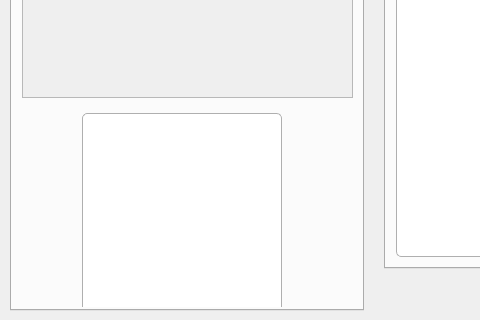
Above: visualizationSrc/qtUI/CardControler/cardDetailsModel.ui from NWYLZW/A-Language-IDE before the change; both pictures show x 0 to 480 and y 320 to 640 of the 1120 by 640 pixel window. Below: the same form after it.
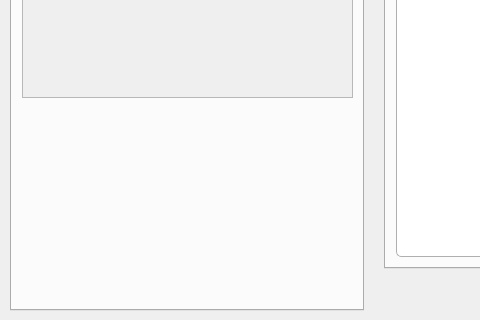
That is the form after the change. Icons and pictures are not drawn. Custom widgets are drawn as their Qt base class.

Diff of the .ui file:
```diff
--- a/visualizationSrc/qtUI/CardControler/cardDetailsModel.ui
+++ b/visualizationSrc/qtUI/CardControler/cardDetailsModel.ui
@@ -664,42 +664,7 @@
            </item>
            <item>
             <widget class="QWidget" name="setCardArdImg" native="true">
-             <widget class="QTextBrowser" name="dragInstallCardArt">
-              <property name="geometry">
-               <rect>
-                <x>60</x>
-                <y>0</y>
-                <width>200</width>
-                <height>200</height>
-               </rect>
-              </property>
-              <property name="minimumSize">
-               <size>
-                <width>200</width>
-                <height>200</height>
-               </size>
-              </property>
-              <property name="maximumSize">
-               <size>
-                <width>200</width>
-                <height>200</height>
-               </size>
-              </property>
-              <property name="cursor" stdset="0">
-               <cursorShape>OpenHandCursor</cursorShape>
-              </property>
-              <property name="toolTip">
-               <string>&lt;html&gt;&lt;head/&gt;&lt;body&gt;&lt;p&gt;拖动安放卡面&lt;/p&gt;&lt;/body&gt;&lt;/html&gt;</string>
-              </property>
-              <property name="html">
-               <string>&lt;!DOCTYPE HTML PUBLIC &quot;-//W3C//DTD HTML 4.0//EN&quot; &quot;http://www.w3.org/TR/REC-html40/strict.dtd&quot;&gt;
-&lt;html&gt;&lt;head&gt;&lt;meta name=&quot;qrichtext&quot; content=&quot;1&quot; /&gt;&lt;style type=&quot;text/css&quot;&gt;
-p, li { white-space: pre-wrap; }
-&lt;/style&gt;&lt;/head&gt;&lt;body style=&quot; font-family:'SimSun'; font-size:9pt; font-weight:400; font-style:normal;&quot;&gt;
-&lt;p align=&quot;center&quot; style=&quot;-qt-paragraph-type:empty; margin-top:0px; margin-bottom:0px; margin-left:0px; margin-right:0px; -qt-block-indent:0; text-indent:0px;&quot;&gt;&lt;br /&gt;&lt;/p&gt;&lt;/body&gt;&lt;/html&gt;</string>
-              </property>
-             </widget>
-             <widget class="QPushButton" name="pushButton">
+             <widget class="QPushButton" name="deleteSelCardArt">
               <property name="geometry">
                <rect>
                 <x>280</x>
@@ -723,6 +688,37 @@
                <string/>
               </property>
              </widget>
+             <widget class="DragLabel" name="selCardArtImg">
+              <property name="geometry">
+               <rect>
+                <x>60</x>
+                <y>0</y>
+                <width>200</width>
+                <height>200</height>
+               </rect>
+              </property>
+              <property name="minimumSize">
+               <size>
+                <width>200</width>
+                <height>200</height>
+               </size>
+              </property>
+              <property name="maximumSize">
+               <size>
+                <width>200</width>
+                <height>200</height>
+               </size>
+              </property>
+              <property name="acceptDrops">
+               <bool>true</bool>
+              </property>
+              <property name="styleSheet">
+               <string notr="true">border-image: url(:/picture/Data/qrc/Unknown.png);</string>
+              </property>
+              <property name="text">
+               <string/>
+              </property>
+             </widget>
             </widget>
            </item>
           </layout>
@@ -1017,6 +1013,13 @@
    </layout>
   </widget>
  </widget>
+ <customwidgets>
+  <customwidget>
+   <class>DragLabel</class>
+   <extends>QLabel</extends>
+   <header>..MyWidgets.DragLabel.h</header>
+  </customwidget>
+ </customwidgets>
  <resources>
   <include location="../AL_IDE_MainInterFace.qrc"/>
  </resources>
```
Left out of the diff: 5 changed lines with no effect on the pictures.
